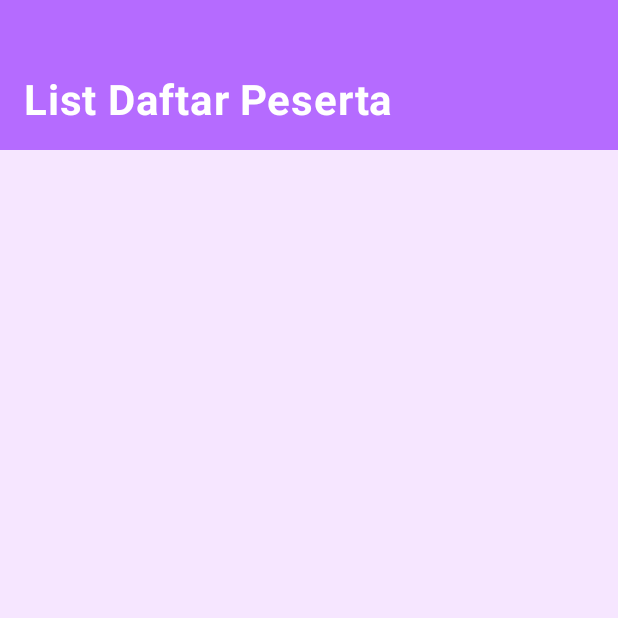
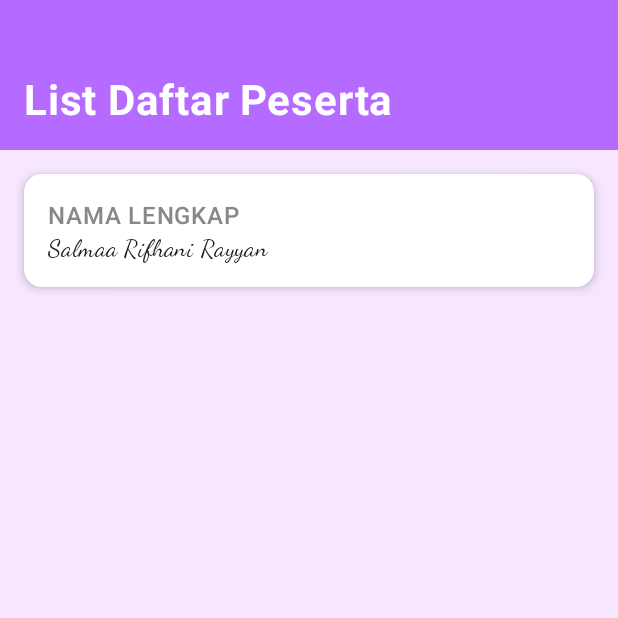
Before and after one commit to salmaarayyan/QuestNavigasTugas_082, an Android app built with Jetpack Compose: the composable DaftarData shown on its own in the app's theme, on a phone screen of 412 x 824 dp, the top half of it. Run offline under Robolectric (Android 15) with nearby library versions, the phone set to English and light mode, and no system bars.

Commit message:
Menambahkan Card untuk menampilkan nama lengkap peserta

```diff
--- a/app/src/main/java/com/example/questnavigastugas_082/view/TampilData.kt
+++ b/app/src/main/java/com/example/questnavigastugas_082/view/TampilData.kt
@@ -1,6 +1,7 @@
 package com.example.questnavigastugas_082.view
 
 import androidx.compose.foundation.background
+import androidx.compose.foundation.layout.Arrangement
 import androidx.compose.foundation.layout.Box
 import androidx.compose.foundation.layout.Column
 import androidx.compose.foundation.layout.fillMaxSize
@@ -9,11 +10,15 @@ import androidx.compose.foundation.layout.height
 import androidx.compose.foundation.layout.padding
 import androidx.compose.foundation.rememberScrollState
 import androidx.compose.foundation.verticalScroll
+import androidx.compose.material3.Card
+import androidx.compose.material3.CardDefaults
+import androidx.compose.material3.MaterialTheme
 import androidx.compose.material3.Text
 import androidx.compose.runtime.Composable
 import androidx.compose.ui.Alignment
 import androidx.compose.ui.Modifier
 import androidx.compose.ui.graphics.Color
+import androidx.compose.ui.text.font.FontFamily
 import androidx.compose.ui.text.font.FontWeight
 import androidx.compose.ui.unit.dp
 import androidx.compose.ui.unit.sp
@@ -50,5 +55,22 @@ fun DaftarData(
                 fontWeight = FontWeight.Bold
             )
         }
+
+        Column(
+            modifier = Modifier.padding(16.dp),
+            verticalArrangement = Arrangement.spacedBy(16.dp)
+        ) {
+            // Nama Lengkap
+            Card(
+                modifier = Modifier.fillMaxWidth(),
+                elevation = CardDefaults.cardElevation(defaultElevation = 4.dp),
+                colors = CardDefaults.cardColors(containerColor = Color.White)
+            ) {
+                Column(modifier = Modifier.padding(16.dp)) {
+                    Text("NAMA LENGKAP", fontWeight = FontWeight.SemiBold, color = Color.Gray)
+                    Text(nama, style = MaterialTheme.typography.bodyLarge, fontFamily = FontFamily.Cursive)
+                }
+            }
+        }
     }
 }
```
